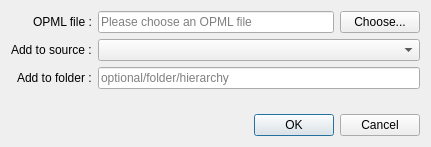
The window that client-desktop/src/DialogImportOPML.ui (zappatic/ZapFeedReader) describes before a commit, drawn with Qt 5.
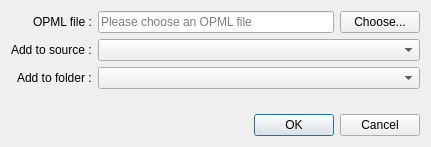
The same window after the commit.

Commit message: separate common code handling sources and folders in dialogs to separate parent class

Patch:
```diff
--- a/client-desktop/src/DialogImportOPML.ui
+++ b/client-desktop/src/DialogImportOPML.ui
@@ -80,11 +80,7 @@
       </widget>
      </item>
      <item row="2" column="1">
-      <widget class="QLineEdit" name="lineEditAddToFolder">
-       <property name="placeholderText">
-        <string>optional/folder/hierarchy</string>
-       </property>
-      </widget>
+      <widget class="QComboBox" name="comboBoxFolder"/>
      </item>
     </layout>
    </item>
```
The commit also changes 12 other files.
